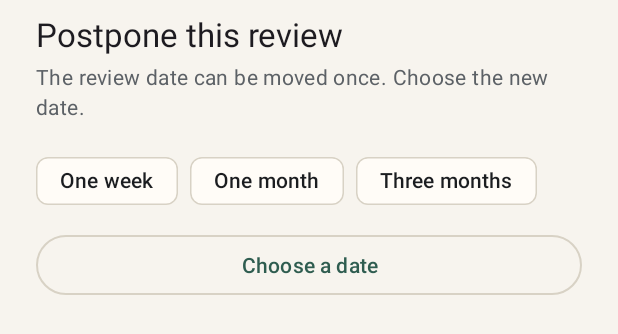
After one commit to immodi/decision-journal, an Android app: the layout dialog_postpone.xml on its own in the app's theme, with its tools: preview values and no code run, on a phone screen of 412 x 824 dp. The commit adds this screen. Shown: the top 334 px of the screen. Run offline under Robolectric (Android 15) with nearby library versions, the phone set to English and light mode, and no system bars.

Commit message:
feat(android): add a postpone dialog with a date picker

```diff
--- a/android/app/src/main/java/com/modi/decisionjournal/MainActivity.kt
+++ b/android/app/src/main/java/com/modi/decisionjournal/MainActivity.kt
@@ -77,6 +77,8 @@ class MainActivity : AppCompatActivity() {
 
     fun openDetail(id: String) = replace(DetailFragment.forDecision(id))
 
+    fun openPostpone(id: String) = replace(DetailFragment.forDecision(id, postpone = true))
+
     fun openReview(id: String) = replace(ReviewFragment.forDecision(id))
 
     fun openInsights() = replace(InsightsFragment())
--- /dev/null
+++ b/android/app/src/main/res/layout/dialog_postpone.xml
@@ -0,0 +1,69 @@
+<?xml version="1.0" encoding="utf-8"?>
+<LinearLayout xmlns:android="http://schemas.android.com/apk/res/android"
+    xmlns:app="http://schemas.android.com/apk/res-auto"
+    android:layout_width="match_parent"
+    android:layout_height="wrap_content"
+    android:orientation="vertical"
+    android:paddingHorizontal="24dp"
+    android:paddingTop="8dp"
+    android:paddingBottom="4dp">
+
+    <TextView
+        android:layout_width="match_parent"
+        android:layout_height="wrap_content"
+        android:text="@string/postpone_title"
+        android:textAppearance="?attr/textAppearanceTitleLarge" />
+
+    <TextView
+        android:layout_width="match_parent"
+        android:layout_height="wrap_content"
+        android:layout_marginTop="4dp"
+        android:text="@string/postpone_body"
+        android:textAppearance="?attr/textAppearanceBodyMedium"
+        android:textColor="?attr/colorOnSurfaceVariant" />
+
+    <com.google.android.material.chip.ChipGroup
+        android:layout_width="match_parent"
+        android:layout_height="wrap_content"
+        android:layout_marginTop="16dp"
+        app:singleLine="false">
+
+        <com.google.android.material.chip.Chip
+            android:id="@+id/weekChip"
+            style="@style/Widget.Material3.Chip.Assist"
+            android:layout_width="wrap_content"
+            android:layout_height="wrap_content"
+            android:text="@string/one_week" />
+
+        <com.google.android.material.chip.Chip
+            android:id="@+id/monthChip"
+            style="@style/Widget.Material3.Chip.Assist"
+            android:layout_width="wrap_content"
+            android:layout_height="wrap_content"
+            android:text="@string/one_month" />
+
+        <com.google.android.material.chip.Chip
+            android:id="@+id/quarterChip"
+            style="@style/Widget.Material3.Chip.Assist"
+            android:layout_width="wrap_content"
+            android:layout_height="wrap_content"
+            android:text="@string/three_months" />
+    </com.google.android.material.chip.ChipGroup>
+
+    <com.google.android.material.button.MaterialButton
+        android:id="@+id/pickDateButton"
+        style="@style/Widget.Material3.Button.OutlinedButton"
+        android:layout_width="match_parent"
+        android:layout_height="wrap_content"
+        android:layout_marginTop="8dp"
+        android:text="@string/choose_date" />
+
+    <TextView
+        android:id="@+id/selectedDateText"
+        android:layout_width="match_parent"
+        android:layout_height="wrap_content"
+        android:layout_marginTop="10dp"
+        android:textAppearance="?attr/textAppearanceBodyMedium"
+        android:textColor="?attr/colorPrimary" />
+
+</LinearLayout>
--- a/android/app/src/main/res/values/strings.xml
+++ b/android/app/src/main/res/values/strings.xml
@@ -19,6 +19,8 @@
     <string name="google_web_client_id" translatable="false">534326115440-oru1t1nu9gkcumnnsvs7fgh7cm67l1gg.apps.googleusercontent.com</string>
 
     <string name="home">Home</string>
+    <string name="choose_date">Choose a date</string>
+    <string name="postpone_selected">New date: %1$s</string>
     <string name="insights">Insights</string>
     <string name="insights_subtitle">What your reviews say about your judgement.</string>
     <string name="preferences">Preferences</string>
```
Also changed, not shown: android/app/src/main/java/com/modi/decisionjournal/ui/DetailFragment.kt (+41 -22 lines), android/app/src/main/java/com/modi/decisionjournal/ui/HomeFragment.kt (+6 -2 lines).
